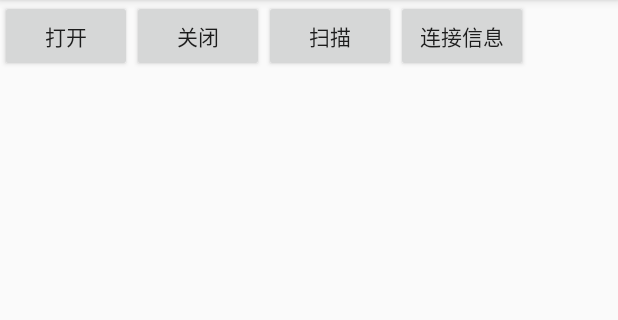
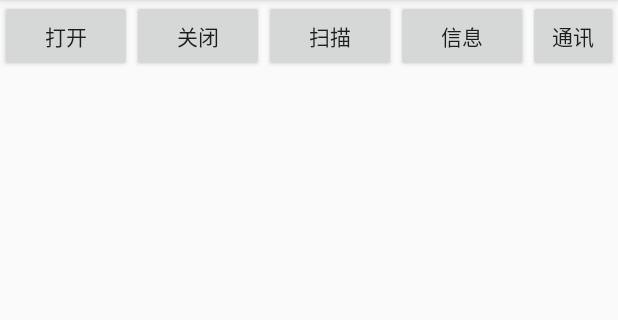
Before and after one commit to nongchengqi/WifiConn2, an Android app: the screen it shows after launch (MainActivity), on a phone screen of 412 x 824 dp, the part 84-404 px from its top. Run offline under Robolectric (Android 15) with nearby library versions, the phone set to English and light mode, and no system bars.

Commit message:
1.完善了状态监听 2.完善了多种加密方式的验证

```diff
--- a/src/main/java/cn/small_qi/wificonn/WifiAdapter.java
+++ b/src/main/java/cn/small_qi/wificonn/WifiAdapter.java
@@ -76,7 +76,7 @@ public class WifiAdapter extends BaseAdapter {
             holder.state.setText("正在连接...");
         }else if (wifiState==1&&position==opIndex){
             holder.state.setText("正在获取IP地址...");
-        }else if(wifiState==2&&position==opIndex||admin.getConnectInfo().getSSID().equals("\"" + result.SSID+"\"" )){
+        }else if(/*wifiState==2&&position==opIndex||*/admin.getConnectInfo().getSSID().equals("\"" + result.SSID+"\"" )){
             holder.state.setText("已连接");
         }else if(wifiState==3&&position==opIndex){
             holder.state.setText("密码错误");
--- a/src/main/res/layout/activity_main.xml
+++ b/src/main/res/layout/activity_main.xml
@@ -30,7 +30,13 @@
             android:id="@+id/info"
             android:layout_width="wrap_content"
             android:layout_height="wrap_content"
-            android:text="连接信息"
+            android:text="信息"
+            />
+        <Button
+            android:id="@+id/conn"
+            android:layout_width="wrap_content"
+            android:layout_height="wrap_content"
+            android:text="通讯"
             />
     </LinearLayout>
     <ListView
```
Also changed, not shown: src/main/java/cn/small_qi/wificonn/MainActivity.java (+9 -1 lines), src/main/java/cn/small_qi/wificonn/WiFiAdmin.java (+11 -11 lines), 1 other file.
